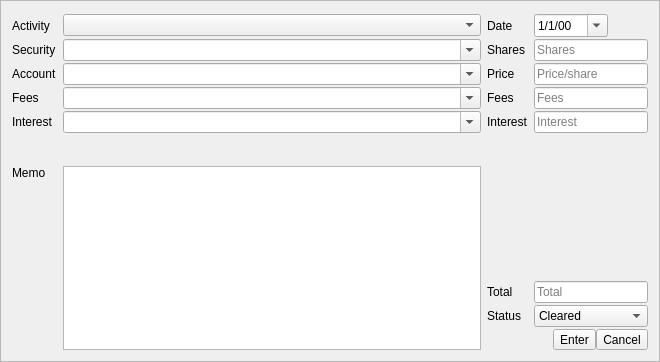
The window that kmymoney/views/investtransactioneditor.ui (KDE/kmymoney) describes before a commit, drawn with Qt 5.
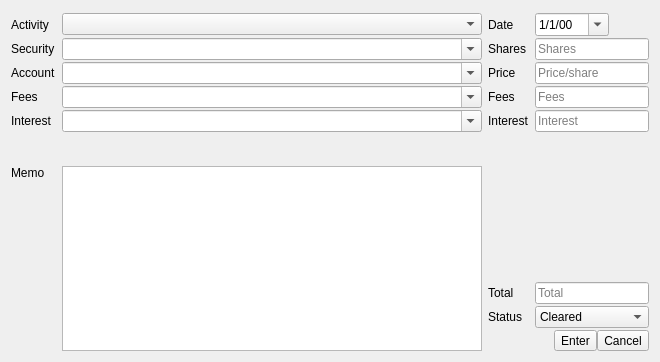
The same window after the commit. Custom widgets are drawn as their Qt base class.

Commit message: Implemented tab order editing for transaction editors

What changed in the file:
```diff
--- a/kmymoney/views/investtransactioneditor.ui
+++ b/kmymoney/views/investtransactioneditor.ui
@@ -1,7 +1,7 @@
 <?xml version="1.0" encoding="UTF-8"?>
 <ui version="4.0">
  <class>InvestTransactionEditor</class>
- <widget class="QFrame" name="InvestTransactionEditor">
+ <widget class="QWidget" name="InvestTransactionEditor">
   <property name="geometry">
    <rect>
     <x>0</x>
@@ -10,12 +10,6 @@
     <height>362</height>
    </rect>
   </property>
-  <property name="frameShape">
-   <enum>QFrame::StyledPanel</enum>
-  </property>
-  <property name="frameShadow">
-   <enum>QFrame::Raised</enum>
-  </property>
   <layout class="QGridLayout" name="gridLayout" columnstretch="0,5,0,0">
    <property name="verticalSpacing">
     <number>2</number>
```
The commit also changes 26 other files.
